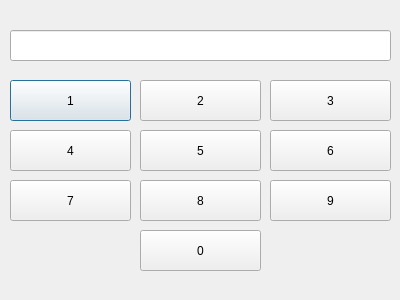
Old version of the form _uiFiles/calculator.ui in the repository 0206cho/Floating_Calculator.
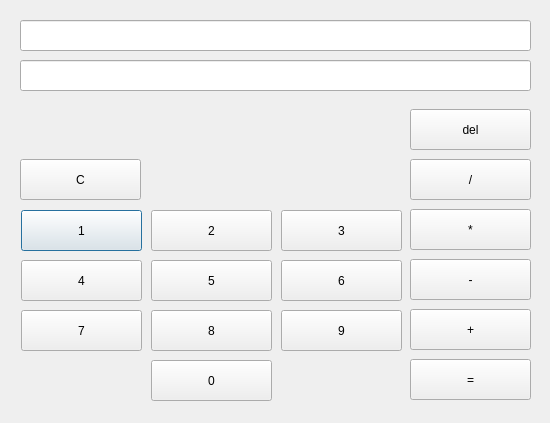
New version of the form.

Commit message: 연산자버튼 추가, 연산자버튼 메서드

Patch:
```diff
--- a/_uiFiles/calculator.ui
+++ b/_uiFiles/calculator.ui
@@ -6,8 +6,8 @@
    <rect>
     <x>0</x>
     <y>0</y>
-    <width>400</width>
-    <height>300</height>
+    <width>550</width>
+    <height>423</height>
    </rect>
   </property>
   <property name="windowTitle">
@@ -16,9 +16,9 @@
   <widget class="QLineEdit" name="q_lineEdit">
    <property name="geometry">
     <rect>
-     <x>10</x>
-     <y>30</y>
-     <width>381</width>
+     <x>20</x>
+     <y>20</y>
+     <width>511</width>
      <height>31</height>
     </rect>
    </property>
@@ -26,8 +26,8 @@
   <widget class="QPushButton" name="num_pushButton_1">
    <property name="geometry">
     <rect>
-     <x>10</x>
-     <y>80</y>
+     <x>21</x>
+     <y>210</y>
      <width>121</width>
      <height>41</height>
     </rect>
@@ -39,8 +39,8 @@
   <widget class="QPushButton" name="num_pushButton_2">
    <property name="geometry">
     <rect>
-     <x>140</x>
-     <y>80</y>
+     <x>151</x>
+     <y>210</y>
      <width>121</width>
      <height>41</height>
     </rect>
@@ -52,8 +52,8 @@
   <widget class="QPushButton" name="num_pushButton_3">
    <property name="geometry">
     <rect>
-     <x>270</x>
-     <y>80</y>
+     <x>281</x>
+     <y>210</y>
      <width>121</width>
      <height>41</height>
     </rect>
@@ -65,8 +65,8 @@
   <widget class="QPushButton" name="num_pushButton_4">
    <property name="geometry">
     <rect>
-     <x>10</x>
-     <y>130</y>
+     <x>21</x>
+     <y>260</y>
      <width>121</width>
      <height>41</height>
     </rect>
@@ -78,8 +78,8 @@
   <widget class="QPushButton" name="num_pushButton_5">
    <property name="geometry">
     <rect>
-     <x>140</x>
-     <y>130</y>
+     <x>151</x>
+     <y>260</y>
      <width>121</width>
      <height>41</height>
     </rect>
@@ -91,8 +91,8 @@
   <widget class="QPushButton" name="num_pushButton_6">
    <property name="geometry">
     <rect>
-     <x>270</x>
-     <y>130</y>
+     <x>281</x>
+     <y>260</y>
      <width>121</width>
      <height>41</height>
     </rect>
@@ -104,8 +104,8 @@
   <widget class="QPushButton" name="num_pushButton_7">
    <property name="geometry">
     <rect>
-     <x>10</x>
-     <y>180</y>
+     <x>21</x>
+     <y>310</y>
      <width>121</width>
      <height>41</height>
     </rect>
@@ -117,8 +117,8 @@
   <widget class="QPushButton" name="num_pushButton_8">
    <property name="geometry">
     <rect>
-     <x>140</x>
-     <y>180</y>
+     <x>151</x>
+     <y>310</y>
      <width>121</width>
      <height>41</height>
     </rect>
@@ -130,8 +130,8 @@
   <widget class="QPushButton" name="num_pushButton_9">
    <property name="geometry">
     <rect>
-     <x>270</x>
-     <y>180</y>
+     <x>281</x>
+     <y>310</y>
      <width>121</width>
      <height>41</height>
     </rect>
@@ -143,8 +143,8 @@
   <widget class="QPushButton" name="num_pushButton_0">
    <property name="geometry">
     <rect>
-     <x>140</x>
-     <y>230</y>
+     <x>151</x>
+     <y>360</y>
      <width>121</width>
      <height>41</height>
     </rect>
@@ -153,6 +153,107 @@
     <string>0</string>
    </property>
   </widget>
+  <widget class="QPushButton" name="sing_pushButton_1">
+   <property name="geometry">
+    <rect>
+     <x>410</x>
+     <y>159</y>
+     <width>121</width>
+     <height>41</height>
+    </rect>
+   </property>
+   <property name="text">
+    <string>/</string>
+   </property>
+  </widget>
+  <widget class="QPushButton" name="sing_pushButton_2">
+   <property name="geometry">
+    <rect>
+     <x>410</x>
+     <y>209</y>
+     <width>121</width>
+     <height>41</height>
+    </rect>
+   </property>
+   <property name="text">
+    <string>*</string>
+   </property>
+  </widget>
+  <widget class="QPushButton" name="sing_pushButton_3">
+   <property name="geometry">
+    <rect>
+     <x>410</x>
+     <y>259</y>
+     <width>121</width>
+     <height>41</height>
+    </rect>
+   </property>
+   <property name="text">
+    <string>-</string>
+   </property>
+  </widget>
+  <widget class="QPushButton" name="sing_pushButton_4">
+   <property name="geometry">
+    <rect>
+     <x>410</x>
+     <y>309</y>
+     <width>121</width>
+     <height>41</height>
+    </rect>
+   </property>
+   <property name="text">
+    <string>+</string>
+   </property>
+  </widget>
+  <widget class="QPushButton" name="result_pushButton">
+   <property name="geometry">
+    <rect>
+     <x>410</x>
+     <y>359</y>
+     <width>121</width>
+     <height>41</height>
+    </rect>
+   </property>
+   <property name="text">
+    <string>=</string>
+   </property>
+  </widget>
+  <widget class="QPushButton" name="reset_pushButton">
+   <property name="geometry">
+    <rect>
+     <x>20</x>
+     <y>159</y>
+     <width>121</width>
+     <height>41</height>
+    </rect>
+   </property>
+   <property name="text">
+    <string>C</string>
+   </property>
+  </widget>
+  <widget class="QPushButton" name="del_pushButton">
+   <property name="geometry">
+    <rect>
+     <x>410</x>
+     <y>109</y>
+     <width>121</width>
+     <height>41</height>
+    </rect>
+   </property>
+   <property name="text">
+    <string>del</string>
+   </property>
+  </widget>
+  <widget class="QLineEdit" name="a_lineEdit">
+   <property name="geometry">
+    <rect>
+     <x>20</x>
+     <y>60</y>
+     <width>511</width>
+     <height>31</height>
+    </rect>
+   </property>
+  </widget>
  </widget>
  <resources/>
  <connections/>
```
The commit also changes 1 other file.
